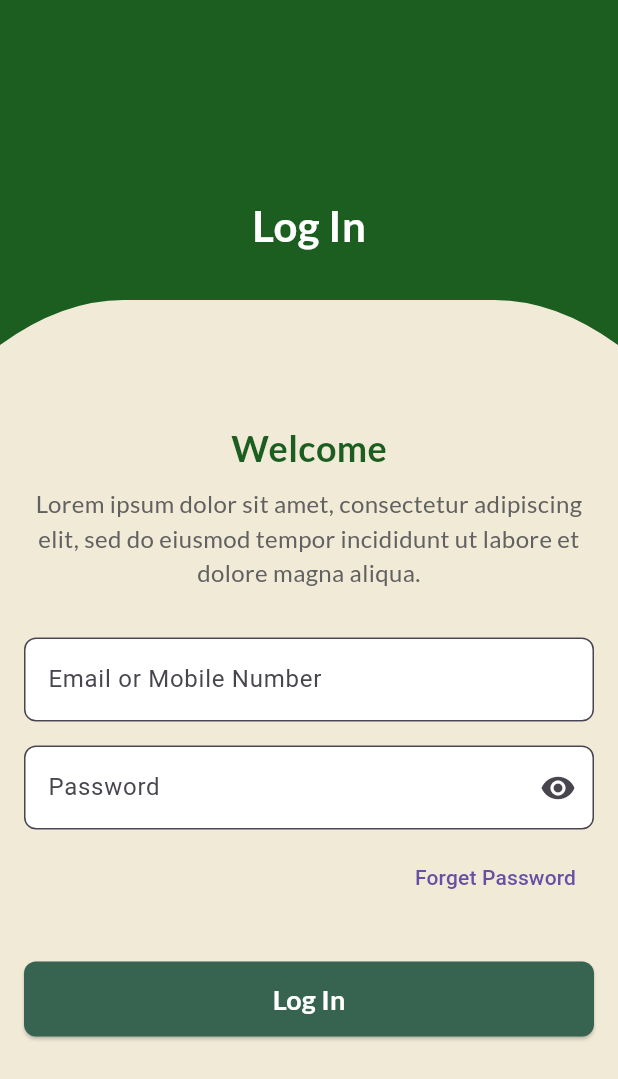
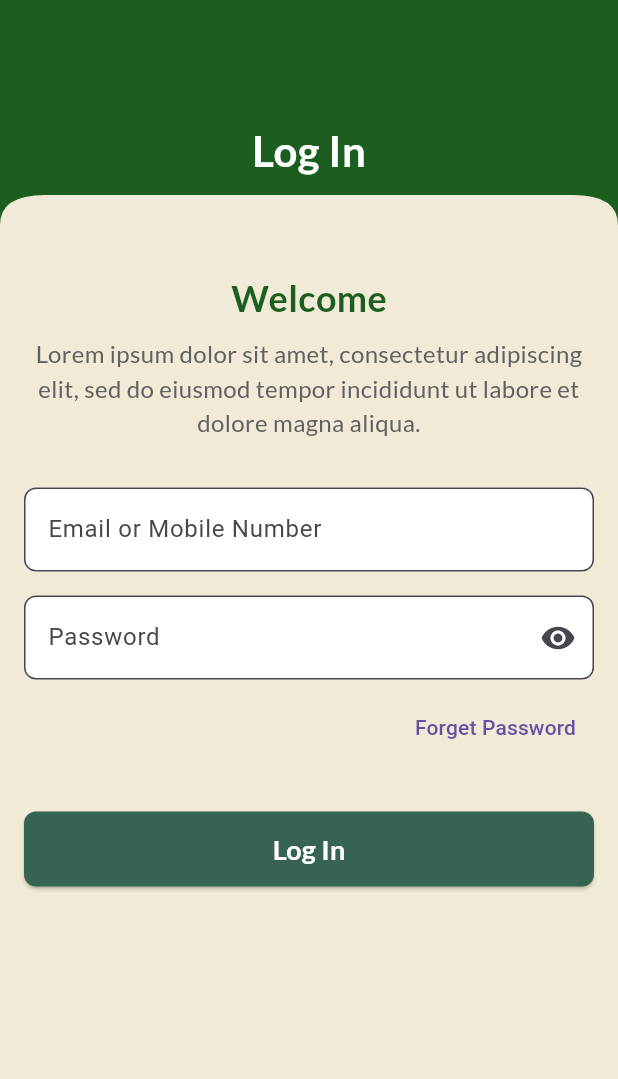
Before and after one commit to naderwael1/kamon, a Flutter app: the screen it shows after launch, on a phone screen of 412 x 824 dp. Shown: the top 1079 px of the screen. Run offline on Flutter 3.47's test engine with Material 3 defaults, Android fonts, the phone set to English and light mode, and no system bars; our stand-ins replace get, google_fonts.

Commit message:
clip path done

```diff
--- a/lib/Features/Splash/presentation/views/widgets/splash_view_body.dart
+++ b/lib/Features/Splash/presentation/views/widgets/splash_view_body.dart
@@ -25,7 +25,7 @@ class _SplashViewbodyState extends State<SplashViewbody>
   }
 
   void navigateToHome() {
-    Future.delayed(const Duration(seconds: 5), () {
+    Future.delayed(const Duration(seconds: 1), () {
       Get.to(() => const LoginScreen(), transition: Transition.fade);
     });
   }
--- a/lib/Features/auth/UI/login_screen.dart
+++ b/lib/Features/auth/UI/login_screen.dart
@@ -13,10 +13,11 @@ class LoginScreen extends StatelessWidget {
       body: SingleChildScrollView(
         child: Column(
           children: [
-            ClipPath(
+            Container(
+              child: ClipPath(
                 clipper: BaseClipper(),
                 child: Container(
-                height: 250,
+                  height: 150,
                   color: const Color(0xFF1B5E20),
                   child: Center(
                     child: Padding(
@@ -27,6 +28,7 @@ class LoginScreen extends StatelessWidget {
                           fontSize: 28,
                           fontWeight: FontWeight.bold,
                           color: Colors.white,
+                        ),
                       ),
                     ),
                   ),
--- a/lib/core/shared_widget/base_clip_path.dart
+++ b/lib/core/shared_widget/base_clip_path.dart
@@ -4,14 +4,36 @@ class BaseClipper extends CustomClipper<Path> {
   @override
   Path getClip(Size size) {
     var path = Path();
-    path.lineTo(0, size.height - 20);
+    path.lineTo(0, size.height);
+    final firstCurve = Offset(0, size.height - 20);
+    final lastCurve = Offset(30, size.height - 20);
     path.quadraticBezierTo(
-        size.width / 10, size.height - 50, size.width / 5, size.height - 50);
-    path.lineTo(size.width * 4 / 5, size.height - 50);
+      firstCurve.dx,
+      firstCurve.dy,
+      lastCurve.dx,
+      lastCurve.dy,
+    );
+    final secondfirstCurve = Offset(0, size.height - 20);
+    final secondlastCurve = Offset(size.width - 30, size.height - 20);
     path.quadraticBezierTo(
-        size.width * 9 / 10, size.height - 50, size.width, size.height - 20);
+      secondfirstCurve.dx,
+      secondfirstCurve.dy,
+      secondlastCurve.dx,
+      secondlastCurve.dy,
+    );
+
+    final thirdfirstCurve = Offset(size.width, size.height - 20);
+    final thirdlastCurve = Offset(size.width, size.height);
+    path.quadraticBezierTo(
+      thirdfirstCurve.dx,
+      thirdfirstCurve.dy,
+      thirdlastCurve.dx,
+      thirdlastCurve.dy,
+    );
+
     path.lineTo(size.width, 0);
     path.close();
+
     return path;
   }
 
```
Lines whose indentation alone changed are shown as unchanged.
